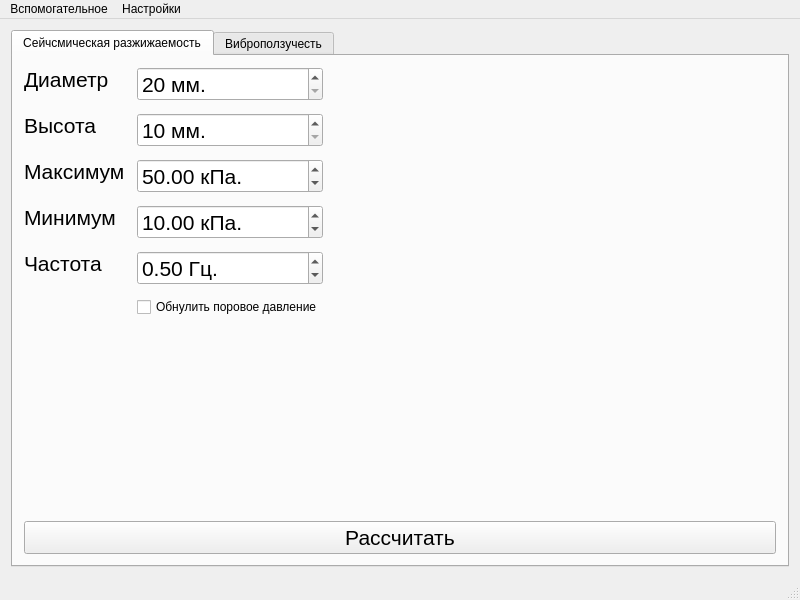
Old version of the form mainwindow.ui in the repository geodryaev/LigaVibroLab.
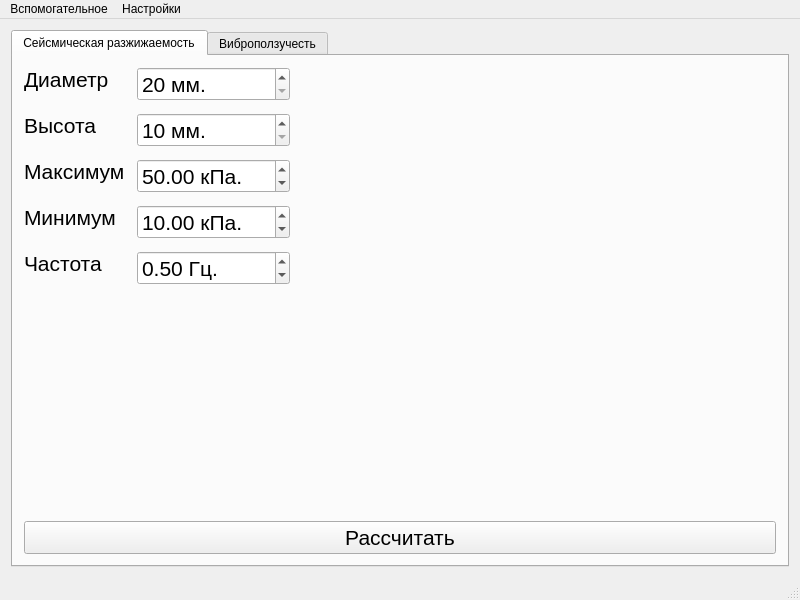
New version of the form. Icons and pictures are not drawn.

```diff
--- a/mainwindow.ui
+++ b/mainwindow.ui
@@ -35,7 +35,7 @@
       </property>
       <widget class="QWidget" name="seismic">
        <attribute name="title">
-        <string>Сейчсмическая разжижаемость</string>
+        <string>Сейсмическая разжижаемость</string>
        </attribute>
        <layout class="QVBoxLayout" name="verticalLayout_3">
         <item>
@@ -243,22 +243,6 @@
               </property>
              </widget>
             </item>
-            <item row="5" column="1">
-             <widget class="QCheckBox" name="checkBox_2">
-              <property name="text">
-               <string>Обнулить поровое давление</string>
-              </property>
-              <property name="checkable">
-               <bool>true</bool>
-              </property>
-              <property name="checked">
-               <bool>false</bool>
-              </property>
-              <property name="tristate">
-               <bool>false</bool>
-              </property>
-             </widget>
-            </item>
            </layout>
           </item>
           <item>
```
Left out of the diff: 15 changed lines with no effect on the pictures.
